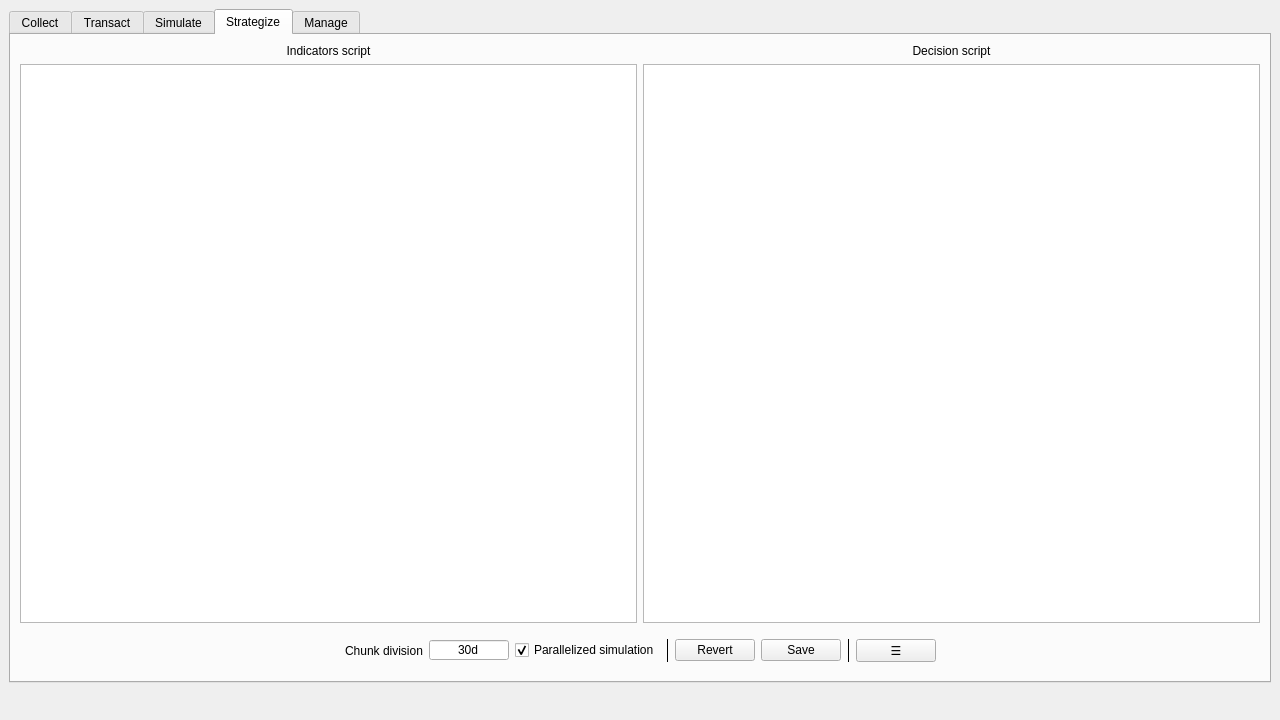
Above: user_interface.ui from cunarist/solie before the change. Below: the same form after it.
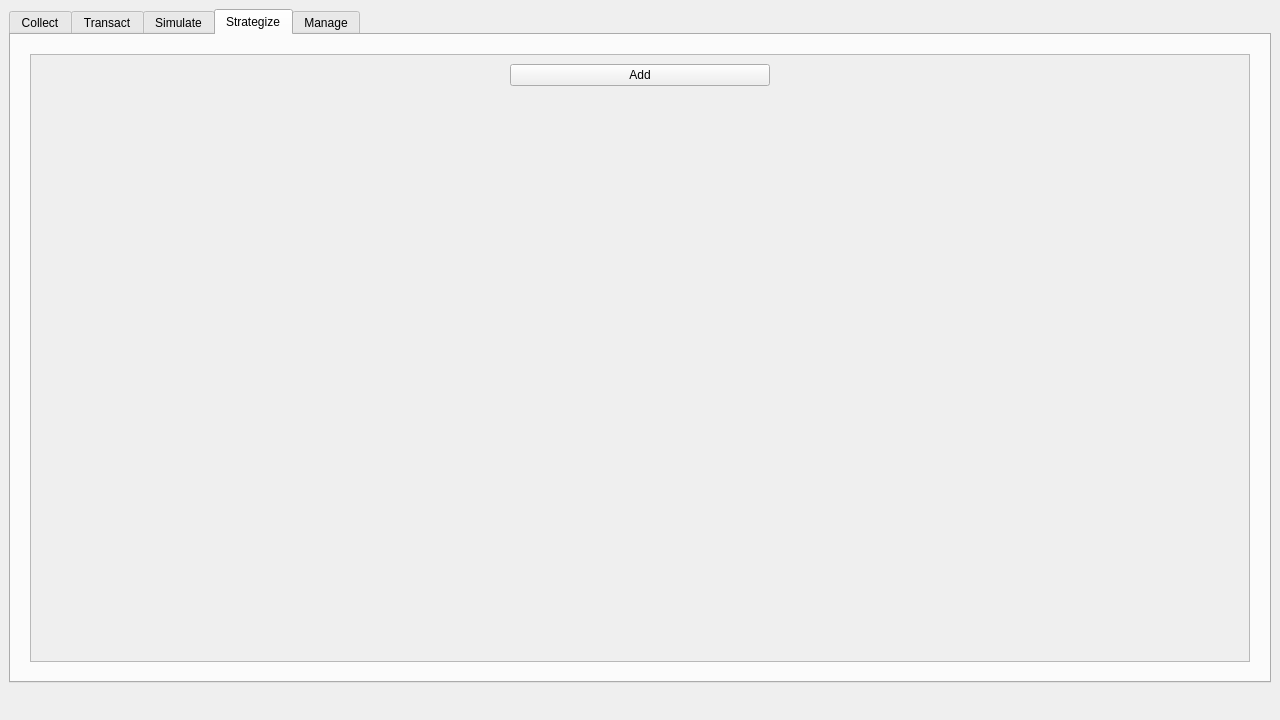
That is the form after the change. The open tabs and pages were chosen to show the change. Icons and pictures are not drawn. Custom widgets are drawn as their Qt base class.

```diff
--- a/user_interface.ui
+++ b/user_interface.ui
@@ -1124,172 +1124,65 @@
        </attribute>
        <layout class="QVBoxLayout" name="verticalLayout_21">
         <item>
+         <widget class="QGroupBox" name="groupBox_17">
          <layout class="QHBoxLayout" name="horizontalLayout_25">
           <item>
-           <layout class="QVBoxLayout" name="verticalLayout_20">
-            <item>
-             <widget class="QLabel" name="label_30">
-              <property name="text">
-               <string>Indicators script</string>
-              </property>
-              <property name="alignment">
-               <set>Qt::AlignCenter</set>
+            <widget class="QScrollArea" name="scrollArea_8">
+             <property name="widgetResizable">
+              <bool>true</bool>
+             </property>
+             <widget class="QWidget" name="scrollAreaWidgetContents_8">
+              <property name="geometry">
+               <rect>
+                <x>0</x>
+                <y>0</y>
+                <width>1216</width>
+                <height>605</height>
+               </rect>
               </property>
-             </widget>
-            </item>
-            <item>
-             <widget class="ScriptEditor" name="plainTextEdit_3">
-              <property name="lineWrapMode">
-               <enum>QPlainTextEdit::NoWrap</enum>
-              </property>
-             </widget>
-            </item>
-           </layout>
-          </item>
-          <item>
            <layout class="QVBoxLayout" name="verticalLayout_19">
             <item>
-             <widget class="QLabel" name="label_11">
-              <property name="text">
-               <string>Decision script</string>
-              </property>
-              <property name="alignment">
-               <set>Qt::AlignCenter</set>
-              </property>
-             </widget>
-            </item>
-            <item>
-             <widget class="ScriptEditor" name="plainTextEdit_2">
-              <property name="lineWrapMode">
-               <enum>QPlainTextEdit::NoWrap</enum>
-              </property>
-             </widget>
-            </item>
-           </layout>
-          </item>
-         </layout>
-        </item>
-        <item>
-         <widget class="QGroupBox" name="groupBox_17">
-          <layout class="QVBoxLayout" name="verticalLayout_23">
+                <layout class="QVBoxLayout" name="verticalLayout_16"/>
+               </item>
            <item>
             <layout class="QHBoxLayout" name="horizontalLayout_26">
              <item>
-              <spacer name="horizontalSpacer_23">
-               <property name="orientation">
-                <enum>Qt::Horizontal</enum>
-               </property>
-               <property name="sizeHint" stdset="0">
-                <size>
-                 <width>40</width>
-                 <height>20</height>
-                </size>
-               </property>
-              </spacer>
-             </item>
-             <item>
-              <widget class="QLabel" name="label_43">
-               <property name="text">
-                <string>Chunk division</string>
-               </property>
-              </widget>
-             </item>
-             <item>
-              <widget class="QSpinBox" name="spinBox_3">
+                  <widget class="QPushButton" name="pushButton_5">
                <property name="minimumSize">
                 <size>
-                 <width>80</width>
+                     <width>260</width>
                  <height>0</height>
                 </size>
                </property>
                <property name="maximumSize">
                 <size>
-                 <width>80</width>
+                     <width>260</width>
                  <height>16777215</height>
                 </size>
                </property>
-               <property name="alignment">
-                <set>Qt::AlignCenter</set>
-               </property>
-               <property name="buttonSymbols">
-                <enum>QAbstractSpinBox::NoButtons</enum>
-               </property>
-               <property name="correctionMode">
-                <enum>QAbstractSpinBox::CorrectToNearestValue</enum>
-               </property>
-               <property name="suffix">
-                <string>d</string>
-               </property>
-               <property name="minimum">
-                <number>7</number>
-               </property>
-               <property name="maximum">
-                <number>90</number>
-               </property>
-               <property name="value">
-                <number>30</number>
-               </property>
-              </widget>
-             </item>
-             <item>
-              <widget class="QCheckBox" name="checkBox_7">
                <property name="text">
-                <string>Parallelized simulation</string>
-               </property>
-               <property name="checked">
-                <bool>true</bool>
-               </property>
-              </widget>
-             </item>
-             <item>
-              <widget class="VerticalDivider" name="frame_27">
-               <property name="frameShape">
-                <enum>QFrame::VLine</enum>
-               </property>
-              </widget>
+                    <string>Add</string>
+                   </property>
+                  </widget>
+                 </item>
+                </layout>
              </item>
              <item>
-              <widget class="QPushButton" name="pushButton_19">
-               <property name="text">
-                <string>Revert</string>
-               </property>
-              </widget>
-             </item>
-             <item>
-              <widget class="QPushButton" name="pushButton_20">
-               <property name="text">
-                <string>Save</string>
-               </property>
-              </widget>
-             </item>
-             <item>
-              <widget class="VerticalDivider" name="frame_28">
-               <property name="frameShape">
-                <enum>QFrame::VLine</enum>
-               </property>
-              </widget>
-             </item>
-             <item>
-              <widget class="QPushButton" name="pushButton_9">
-               <property name="text">
-                <string>☰</string>
-               </property>
-              </widget>
-             </item>
-             <item>
-              <spacer name="horizontalSpacer_24">
+                <spacer name="verticalSpacer_5">
                <property name="orientation">
-                <enum>Qt::Horizontal</enum>
+                  <enum>Qt::Vertical</enum>
                </property>
                <property name="sizeHint" stdset="0">
                 <size>
-                 <width>40</width>
-                 <height>20</height>
+                   <width>20</width>
+                   <height>40</height>
                 </size>
                </property>
               </spacer>
              </item>
             </layout>
+             </widget>
+            </widget>
            </item>
           </layout>
          </widget>
```
Left out of the diff: 14 changed lines with no effect on the pictures. Lines whose indentation alone changed are shown as unchanged.
